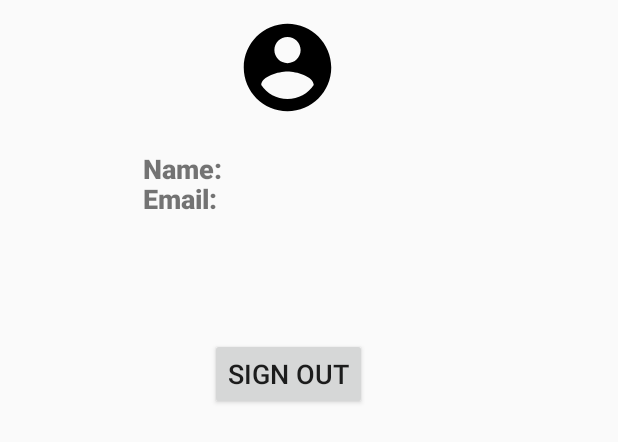
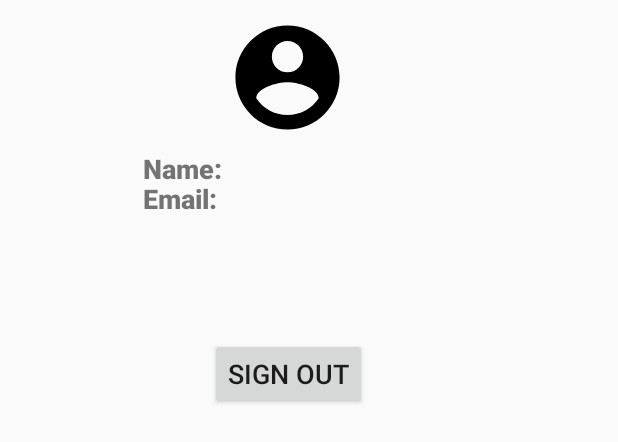
Before and after one commit to ZhenfeiYu/FinancialApp, an Android app: the layout fragment_account_info.xml on its own in the app's theme, with its tools: preview values and no code run, on a phone screen of 412 x 824 dp. Shown: the top 442 px of the screen. Run offline under Robolectric (Android 15) with nearby library versions, the phone set to English and light mode, and no system bars.

Commit message:
account_info

```diff
--- a/app/src/main/res/layout/fragment_account_info.xml
+++ b/app/src/main/res/layout/fragment_account_info.xml
@@ -56,8 +56,9 @@
     <ImageView
         android:id="@+id/user_photo"
         android:layout_width="83dp"
-        android:layout_height="70dp"
+        android:layout_height="83dp"
         android:layout_marginStart="150dp"
         android:layout_marginTop="10dp"
+        android:contentDescription="UserImage"
         android:src="@drawable/ic_account_circle_black_24dp" />
 </FrameLayout>
```
